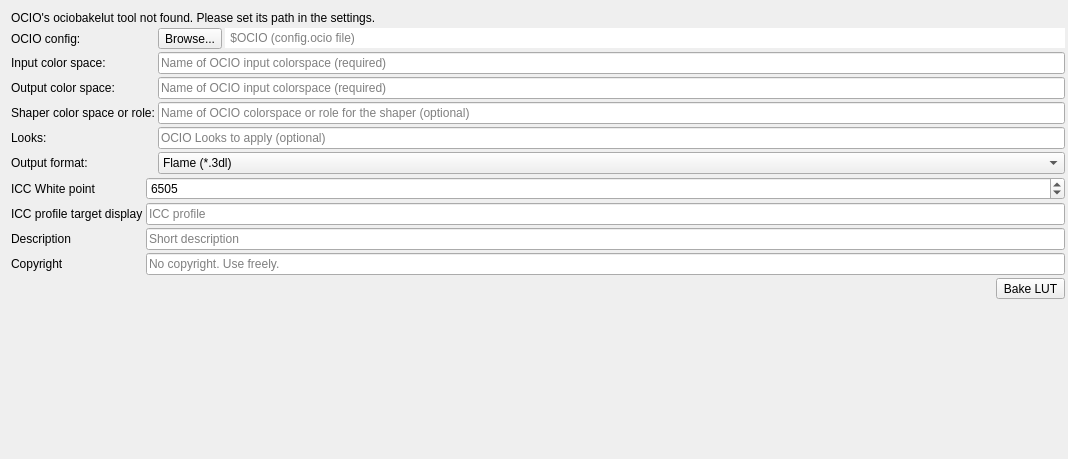
RxLaboratory/DuME, file src/UI/lutbakerwidget.ui: the form before one commit.
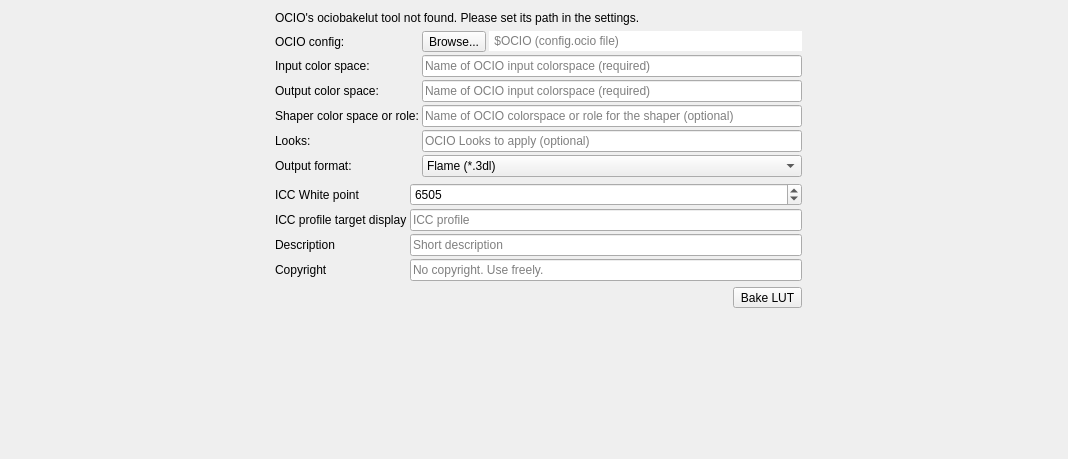
The form after the commit. Icons and pictures are not drawn. Custom widgets are drawn as their Qt base class.

```diff
--- a/src/UI/lutbakerwidget.ui
+++ b/src/UI/lutbakerwidget.ui
@@ -13,24 +13,117 @@
   <property name="windowTitle">
    <string>Form</string>
   </property>
-  <layout class="QVBoxLayout" name="verticalLayout">
-   <property name="spacing">
-    <number>3</number>
-   </property>
+  <layout class="QGridLayout" name="gridLayout" columnstretch="25,50,25">
    <property name="rightMargin">
     <number>3</number>
    </property>
    <property name="bottomMargin">
     <number>3</number>
    </property>
-   <item>
+   <item row="1" column="0">
+    <spacer name="horizontalSpacer_2">
+     <property name="orientation">
+      <enum>Qt::Horizontal</enum>
+     </property>
+     <property name="sizeHint" stdset="0">
+      <size>
+       <width>40</width>
+       <height>20</height>
+      </size>
+     </property>
+    </spacer>
+   </item>
+   <item row="0" column="1">
     <widget class="QLabel" name="ocioNotFoundLabel">
      <property name="text">
       <string>OCIO's ociobakelut tool not found. Please set its path in the settings.</string>
      </property>
     </widget>
    </item>
-   <item>
+   <item row="2" column="1">
+    <widget class="QWidget" name="iccOptionsWidget" native="true">
+     <layout class="QFormLayout" name="formLayout_2">
+      <property name="horizontalSpacing">
+       <number>3</number>
+      </property>
+      <property name="verticalSpacing">
+       <number>3</number>
+      </property>
+      <property name="leftMargin">
+       <number>0</number>
+      </property>
+      <property name="topMargin">
+       <number>0</number>
+      </property>
+      <property name="rightMargin">
+       <number>0</number>
+      </property>
+      <property name="bottomMargin">
+       <number>0</number>
+      </property>
+      <item row="0" column="0">
+       <widget class="QLabel" name="label_7">
+        <property name="text">
+         <string>ICC White point</string>
+        </property>
+       </widget>
+      </item>
+      <item row="0" column="1">
+       <widget class="AutoSelectSpinBox" name="iccWhitePointBox">
+        <property name="maximum">
+         <number>10000</number>
+        </property>
+        <property name="value">
+         <number>6505</number>
+        </property>
+       </widget>
+      </item>
+      <item row="1" column="0">
+       <widget class="QLabel" name="label_8">
+        <property name="text">
+         <string>ICC profile target display</string>
+        </property>
+       </widget>
+      </item>
+      <item row="1" column="1">
+       <widget class="QLineEdit" name="iccProfileEdit">
+        <property name="placeholderText">
+         <string>ICC profile</string>
+        </property>
+       </widget>
+      </item>
+      <item row="2" column="0">
+       <widget class="QLabel" name="label_9">
+        <property name="text">
+         <string>Description</string>
+        </property>
+       </widget>
+      </item>
+      <item row="2" column="1">
+       <widget class="QLineEdit" name="iccDescriptionEdit">
+        <property name="placeholderText">
+         <string>Short description</string>
+        </property>
+       </widget>
+      </item>
+      <item row="3" column="0">
+       <widget class="QLabel" name="label_10">
+        <property name="text">
+         <string>Copyright</string>
+        </property>
+       </widget>
+      </item>
+      <item row="3" column="1">
+       <widget class="QLineEdit" name="iccCopyrightEdit">
+        <property name="placeholderText">
+         <string>No copyright. Use freely.</string>
+        </property>
+       </widget>
+      </item>
+     </layout>
+    </widget>
+   </item>
+   <item row="1" column="1">
     <layout class="QFormLayout" name="formLayout">
      <property name="horizontalSpacing">
       <number>3</number>
@@ -180,90 +273,20 @@
      </item>
     </layout>
    </item>
-   <item>
-    <widget class="QWidget" name="iccOptionsWidget" native="true">
-     <layout class="QFormLayout" name="formLayout_2">
-      <property name="horizontalSpacing">
-       <number>3</number>
-      </property>
-      <property name="verticalSpacing">
-       <number>3</number>
-      </property>
-      <property name="leftMargin">
-       <number>0</number>
-      </property>
-      <property name="topMargin">
-       <number>0</number>
-      </property>
-      <property name="rightMargin">
-       <number>0</number>
-      </property>
-      <property name="bottomMargin">
-       <number>0</number>
-      </property>
-      <item row="0" column="0">
-       <widget class="QLabel" name="label_7">
-        <property name="text">
-         <string>ICC White point</string>
-        </property>
-       </widget>
-      </item>
-      <item row="0" column="1">
-       <widget class="AutoSelectSpinBox" name="iccWhitePointBox">
-        <property name="maximum">
-         <number>10000</number>
-        </property>
-        <property name="value">
-         <number>6505</number>
-        </property>
-       </widget>
-      </item>
-      <item row="1" column="0">
-       <widget class="QLabel" name="label_8">
-        <property name="text">
-         <string>ICC profile target display</string>
-        </property>
-       </widget>
-      </item>
-      <item row="1" column="1">
-       <widget class="QLineEdit" name="iccProfileEdit">
-        <property name="placeholderText">
-         <string>ICC profile</string>
-        </property>
-       </widget>
-      </item>
-      <item row="2" column="0">
-       <widget class="QLabel" name="label_9">
-        <property name="text">
-         <string>Description</string>
-        </property>
-       </widget>
-      </item>
-      <item row="2" column="1">
-       <widget class="QLineEdit" name="iccDescriptionEdit">
-        <property name="placeholderText">
-         <string>Short description</string>
-        </property>
-       </widget>
-      </item>
-      <item row="3" column="0">
-       <widget class="QLabel" name="label_10">
-        <property name="text">
-         <string>Copyright</string>
-        </property>
-       </widget>
-      </item>
-      <item row="3" column="1">
-       <widget class="QLineEdit" name="iccCopyrightEdit">
-        <property name="placeholderText">
-         <string>No copyright. Use freely.</string>
-        </property>
-       </widget>
-      </item>
-     </layout>
-    </widget>
+   <item row="4" column="1">
+    <spacer name="verticalSpacer">
+     <property name="orientation">
+      <enum>Qt::Vertical</enum>
+     </property>
+     <property name="sizeHint" stdset="0">
+      <size>
+       <width>20</width>
+       <height>112</height>
+      </size>
+     </property>
+    </spacer>
    </item>
-   <item>
+   <item row="3" column="1">
     <layout class="QHBoxLayout" name="horizontalLayout_2">
      <property name="spacing">
       <number>3</number>
@@ -303,15 +326,15 @@
      </item>
     </layout>
    </item>
-   <item>
-    <spacer name="verticalSpacer">
+   <item row="1" column="2">
+    <spacer name="horizontalSpacer_3">
      <property name="orientation">
-      <enum>Qt::Vertical</enum>
+      <enum>Qt::Horizontal</enum>
      </property>
      <property name="sizeHint" stdset="0">
       <size>
-       <width>20</width>
-       <height>112</height>
+       <width>40</width>
+       <height>20</height>
       </size>
      </property>
     </spacer>
```
